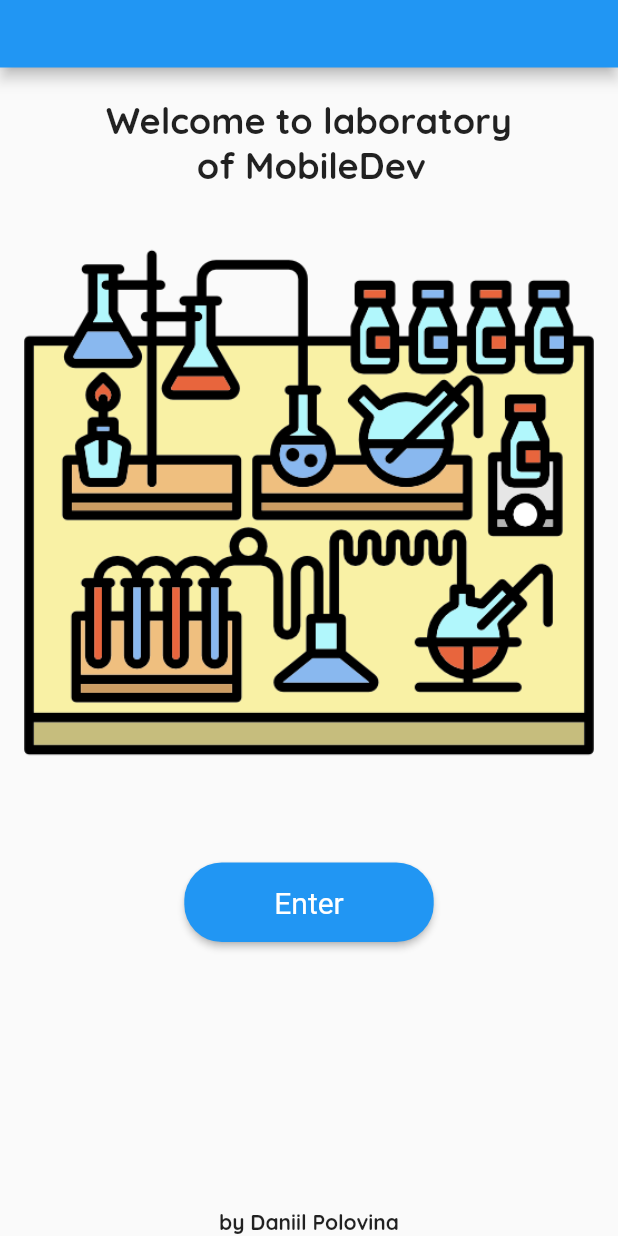
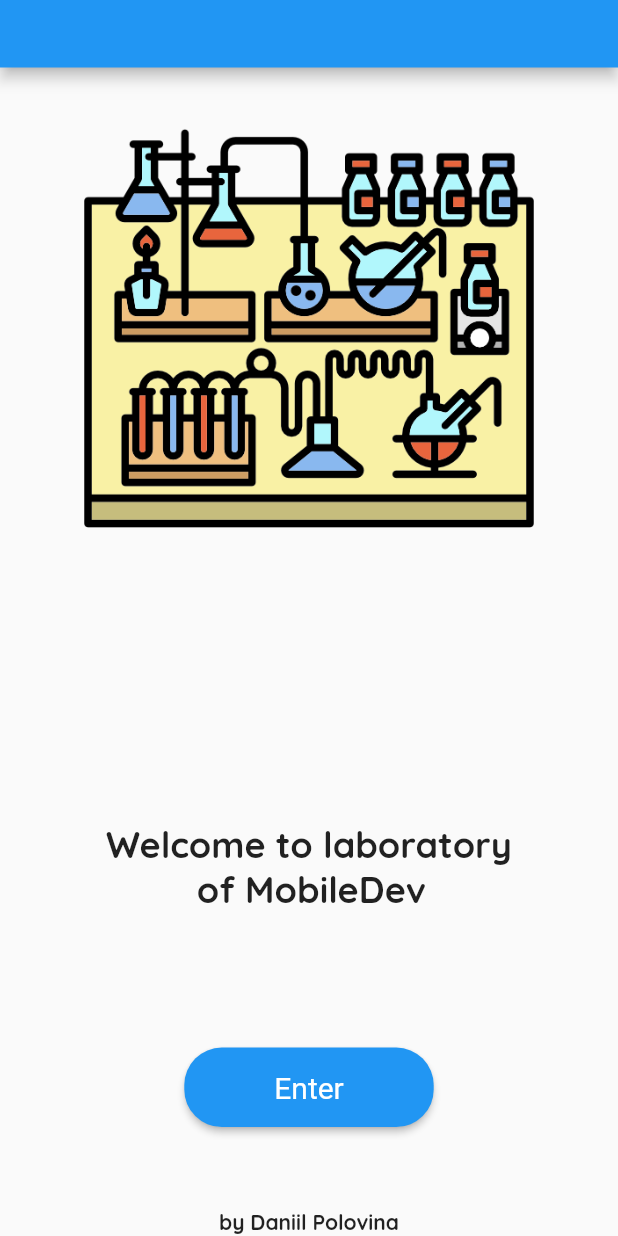
Before and after one commit to rosby/myLaboratoryOfMobileDev, a Flutter app: the screen it shows after launch, on a phone screen of 412 x 824 dp. Run offline on Flutter 3.47's test engine with Material 2 defaults, Android fonts, the light colour scheme and no system bars; missing offline and left inert: dart:html.

Commit message:
исправления

```diff
--- a/laboratory_of_mobdev/lib/pages/home_page.dart
+++ b/laboratory_of_mobdev/lib/pages/home_page.dart
@@ -27,12 +27,15 @@ class MyHomePage extends StatelessWidget {
         appBar: AppBar(
           toolbarHeight: 45,
         ),
-        body: Center(
-          child: Column(
-            mainAxisAlignment: MainAxisAlignment.spaceEvenly,
+        body: Column(
+          mainAxisAlignment: MainAxisAlignment.spaceBetween,
+          crossAxisAlignment: CrossAxisAlignment.stretch,
           children: [
-              Container(
-                child: Center(
+            Expanded(
+              child: Stack(
+                children: [
+                  Align(
+                    alignment: const Alignment(0, 0.4),
                     child: Text(
                       localization.welcomeText,
                       style: const TextStyle(
@@ -40,32 +43,29 @@ class MyHomePage extends StatelessWidget {
                       ),
                     ),
                   ),
-                height: 100,
-              ),
-              Container(
-                height: 380,
-                decoration: BoxDecoration(
-                    image: DecorationImage(
-                        image: Image.asset(Const.startScreenImagePath).image)),
-              ),
-              Container(
-                padding: const EdgeInsets.only(top: 50),
+                  Align(
+                      alignment: const Alignment(0, -0.9),
+                      child: Image.asset(
+                        Const.startScreenImagePath,
+                        width: 300,
+                        height: 300,
+                      )),
+                  Align(
+                    alignment: const Alignment(0, 0.8),
                     child: ElevatedButton(
                       child: Text(localization.enterButtonText),
                       style: buttonStyle,
                       onPressed: () {},
                     ),
                   ),
-              Expanded(
-                child: Column(
-                  mainAxisAlignment: MainAxisAlignment.end,
-                  children: [
-                    Text(localization.byName),
+                  Align(
+                    alignment: Alignment.bottomCenter,
+                    child: Text(localization.byName),
+                  ),
                 ],
               ),
-              )
+            ),
           ],
-          ),
         ),
       ),
     );
```
Lines whose indentation alone changed are shown as unchanged.
